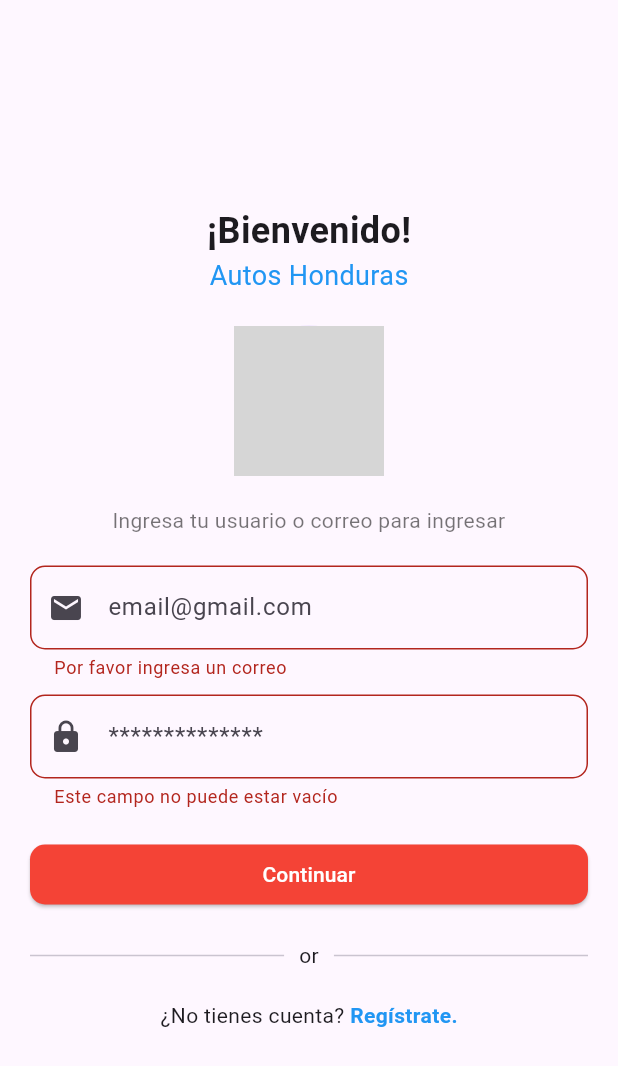
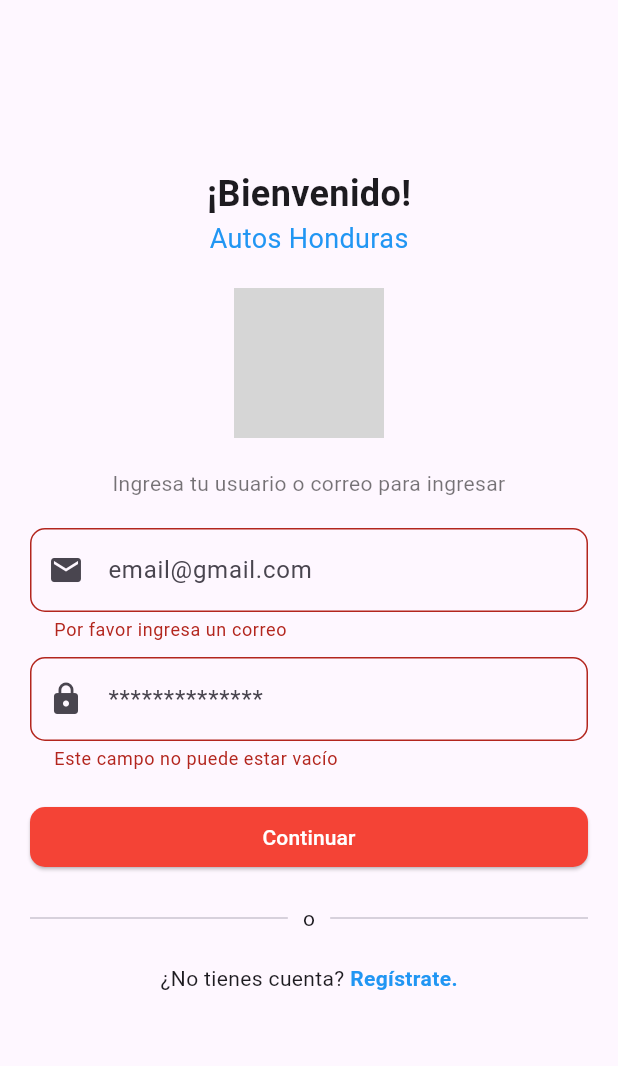
Before and after one commit to solcas0305/Proyecto-Final-PM, a Flutter app: the screen it shows after launch, after a tap on "Continuar", on a phone screen of 412 x 824 dp. Shown: the top 1066 px of the screen. Run offline on Flutter 3.47's test engine with Material 3 defaults, Android fonts, the phone set to English and light mode, and no system bars; grey boxes are pictures that could not be loaded.

Commit message:
cambios3

```diff
--- a/lib/view/login.dart
+++ b/lib/view/login.dart
@@ -1,22 +1,6 @@
 import 'package:flutter/material.dart';
 import 'registro.dart';
 import 'home.dart';
-
-void main() {
-  runApp(const MyApp());
-}
-
-class MyApp extends StatelessWidget {
-  const MyApp({super.key});
-
-  @override
-  Widget build(BuildContext context) {
-    return MaterialApp(
-      debugShowCheckedModeBanner: false,
-      home: LoginScreen(),
-    );
-  }
-}
 
 class LoginScreen extends StatefulWidget {
   @override
@@ -24,17 +8,17 @@ class LoginScreen extends StatefulWidget {
 }
 
 class _LoginScreenState extends State<LoginScreen> {
-  final _formKey = GlobalKey<FormState>(); // Clave global para el formulario
+  final _formKey = GlobalKey<FormState>();
   final TextEditingController _emailController = TextEditingController();
   final TextEditingController _passwordController = TextEditingController();
-
-  String? _emailError;
-  String? _passwordError;
 
   @override
   Widget build(BuildContext context) {
     return Scaffold(
-      body: Padding(
+      resizeToAvoidBottomInset: true,
+      body: Center(
+        child: SingleChildScrollView(
+          child: Padding(
             padding: const EdgeInsets.all(20.0),
             child: Column(
               mainAxisAlignment: MainAxisAlignment.center,
@@ -49,9 +33,9 @@ class _LoginScreenState extends State<LoginScreen> {
                   style: TextStyle(fontSize: 18, color: Colors.blue),
                 ),
                 const SizedBox(height: 20),
-            CircleAvatar(
+                const CircleAvatar(
                   radius: 50,
-              backgroundImage: AssetImage(''), // logo
+                  backgroundImage: AssetImage(''), // Agregar logo
                 ),
                 const SizedBox(height: 20),
                 const Text(
@@ -66,16 +50,19 @@ class _LoginScreenState extends State<LoginScreen> {
                     children: [
                       TextFormField(
                         controller: _emailController,
+                        keyboardType: TextInputType.visiblePassword,
                         decoration: InputDecoration(
                           hintText: 'email@gmail.com',
-                      border: OutlineInputBorder(borderRadius: BorderRadius.circular(10)),
+                          border: OutlineInputBorder(
+                              borderRadius: BorderRadius.circular(10)),
                           prefixIcon: Icon(Icons.email),
-                      errorText: _emailError,
                         ),
                         validator: (value) {
                           if (value == null || value.isEmpty) {
                             return 'Por favor ingresa un correo';
-                      } else if (!RegExp(r"^[a-zA-Z0-9._%+-]+@[a-zA-Z0-9.-]+\.[a-zA-Z]{2,4}$").hasMatch(value)) {
+                          } else if (!RegExp(
+                                  r"^[a-zA-Z0-9._%+-]+@[a-zA-Z0-9.-]+\.[a-zA-Z]{2,4}$")
+                              .hasMatch(value)) {
                             return 'Por favor ingresa un correo válido';
                           }
                           return null;
@@ -84,12 +71,13 @@ class _LoginScreenState extends State<LoginScreen> {
                       const SizedBox(height: 10),
                       TextFormField(
                         controller: _passwordController,
+                        keyboardType: TextInputType.visiblePassword,
                         obscureText: true,
                         decoration: InputDecoration(
                           hintText: '**************',
-                      border: OutlineInputBorder(borderRadius: BorderRadius.circular(10)),
+                          border: OutlineInputBorder(
+                              borderRadius: BorderRadius.circular(10)),
                           prefixIcon: Icon(Icons.lock),
-                      errorText: _passwordError,
                         ),
                         validator: (value) {
                           if (value == null || value.isEmpty) {
@@ -104,16 +92,20 @@ class _LoginScreenState extends State<LoginScreen> {
                         child: ElevatedButton(
                           style: ElevatedButton.styleFrom(
                             backgroundColor: Colors.red,
-                        shape: RoundedRectangleBorder(borderRadius: BorderRadius.circular(10)),
+                            shape: RoundedRectangleBorder(
+                                borderRadius: BorderRadius.circular(10)),
                           ),
                           onPressed: () {
                             if (_formKey.currentState?.validate() ?? false) {
-                          ScaffoldMessenger.of(context).showSnackBar(
-                            const SnackBar(content: Text('Iniciando sesión...')),
+                              Navigator.pushReplacement(
+                                context,
+                                MaterialPageRoute(
+                                    builder: (context) => HomeScreen()),
                               );
                             }
                           },
-                      child: const Text('Continuar', style: TextStyle(color: Colors.white)),
+                          child: const Text('Continuar',
+                              style: TextStyle(color: Colors.white)),
                         ),
                       ),
                     ],
@@ -125,7 +117,7 @@ class _LoginScreenState extends State<LoginScreen> {
                     Expanded(child: Divider()),
                     Padding(
                       padding: EdgeInsets.symmetric(horizontal: 10),
-                  child: Text('or'),
+                      child: Text('o'),
                     ),
                     Expanded(child: Divider()),
                   ],
@@ -137,16 +129,23 @@ class _LoginScreenState extends State<LoginScreen> {
                     const Text("¿No tienes cuenta? "),
                     GestureDetector(
                       onTap: () {
-                   Navigator.pushNamed(context, '/registro');
+                        Navigator.push(
+                          context,
+                          MaterialPageRoute(builder: (context) => RegistroScreen()),
+                        );
                       },
                       child: const Text(
                         'Regístrate.',
-                    style: TextStyle(color: Colors.blue, fontWeight: FontWeight.bold),
+                        style: TextStyle(
+                            color: Colors.blue, fontWeight: FontWeight.bold),
                       ),
                     ),
                   ],
                 ),
+                const SizedBox(height: 50),
               ],
+            ),
+          ),
         ),
       ),
     );
```
Also changed, not shown: lib/view/registro.dart (+13 -0 lines). Lines whose indentation alone changed are shown as unchanged.
